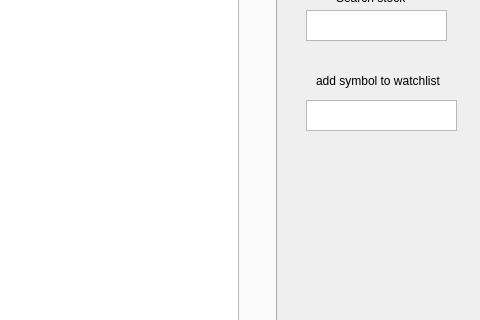
Old version of the form view/qt/mainframe.ui in the repository FantaExotic/Way2WB; both pictures show x 504 to 984 and y 180 to 500 of the 984 by 773 pixel window.
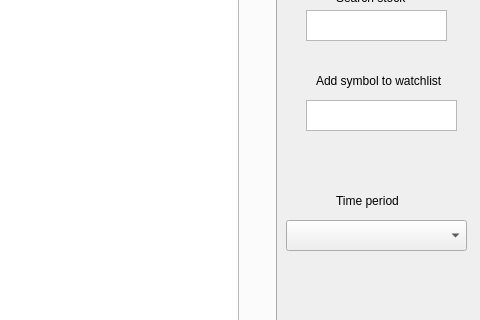
New version of the form.

Commit message: inputcheck added, finetuned ticker data period&int

What changed in the file:
```diff
--- a/view/qt/mainframe.ui
+++ b/view/qt/mainframe.ui
@@ -164,7 +164,7 @@
      </rect>
     </property>
     <property name="text">
-     <string>add symbol to watchlist</string>
+     <string>Add symbol to watchlist</string>
     </property>
    </widget>
    <widget class="QPlainTextEdit" name="plainTextEdit">
@@ -200,6 +200,29 @@
      <string>Search stock</string>
     </property>
    </widget>
+   <widget class="QComboBox" name="comboBox_2">
+    <property name="geometry">
+     <rect>
+      <x>790</x>
+      <y>400</y>
+      <width>181</width>
+      <height>31</height>
+     </rect>
+    </property>
+   </widget>
+   <widget class="QLabel" name="label_5">
+    <property name="geometry">
+     <rect>
+      <x>840</x>
+      <y>370</y>
+      <width>81</width>
+      <height>21</height>
+     </rect>
+    </property>
+    <property name="text">
+     <string>Time period</string>
+    </property>
+   </widget>
   </widget>
   <widget class="QMenuBar" name="menubar">
    <property name="geometry">
```
Left out of the diff: 2 changed lines with no effect on the pictures. The commit also changes 12 other files.
